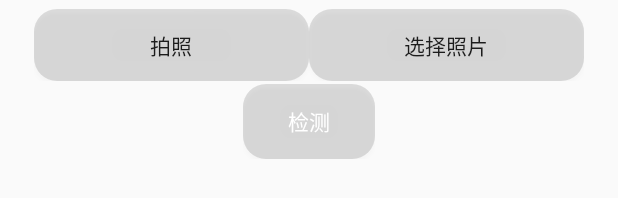
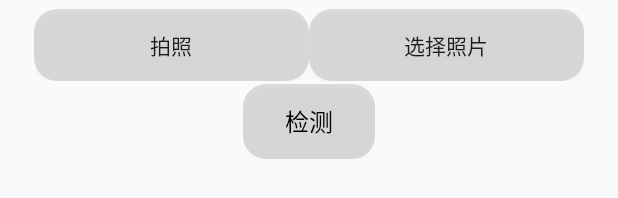
Before and after one commit to Brief-rf/MaizeLeafDiseaseIdentification, an Android app: the layout activity_main.xml on its own in the app's theme, with its tools: preview values and no code run, on a phone screen of 412 x 824 dp. Shown: the part 749-947 px from the top of the screen. Run offline under Robolectric (Android 15) with nearby library versions, the phone set to English and light mode, and no system bars; plain views replace LoadingButton.

Commit message:
change fontsize

```diff
--- a/app/src/main/res/layout/activity_main.xml
+++ b/app/src/main/res/layout/activity_main.xml
@@ -74,8 +74,8 @@
                     android:minHeight="45dp"
                     android:padding="8dp"
                     android:text="@string/upload"
-                    android:textColor="@android:color/white"
-                    android:textSize="14sp"
+                    android:textColor="@android:color/black"
+                    android:textSize="16sp"
                     app:enableRestore="true"
                     app:enableShrink="true"
                     app:loadingDrawablePosition="Start"
```
